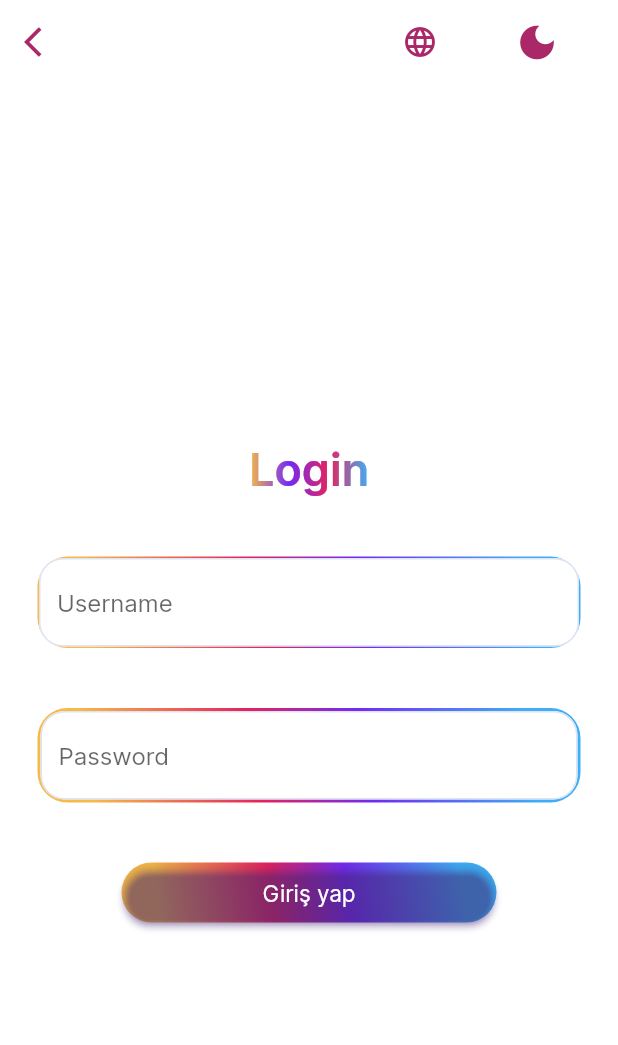
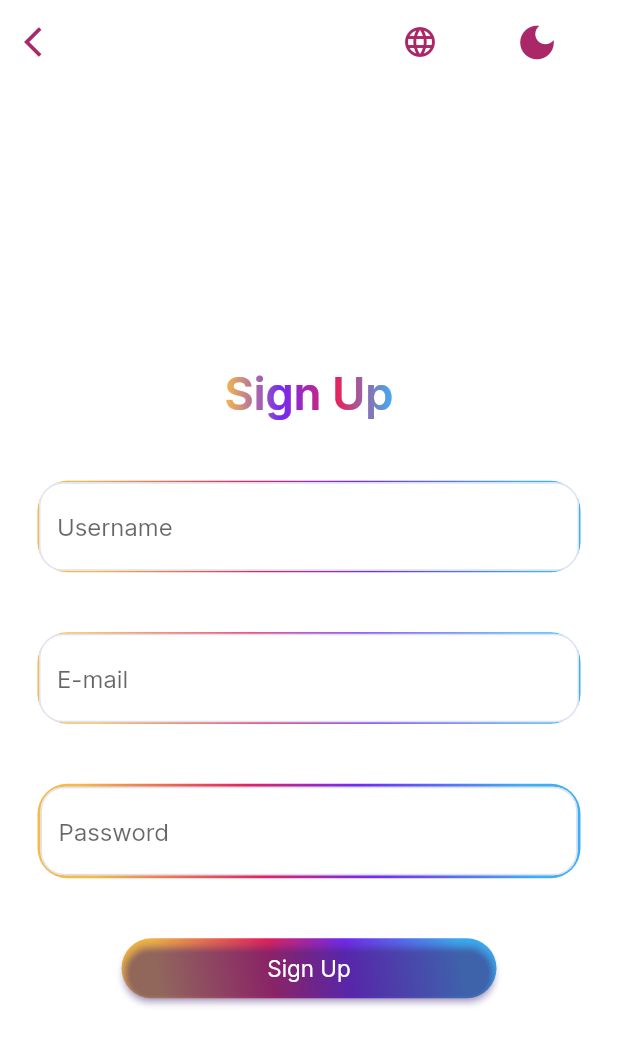
Before and after one commit to ayberkderingoz/ThrowAParty, a Flutter app: the screen it shows after launch, after a tap on "Start the course", on a phone screen of 412 x 824 dp. Shown: the top 1045 px of the screen. Run offline on Flutter 3.47's test engine with Material 2 defaults, Android fonts, the phone set to English and light mode, and no system bars; drawn by our look-alikes of simple_gradient_text; our stand-ins replace firebase_core, firebase_database, rive; accounts and stored records are empty.

Commit message:
signuplı agaa

```diff
--- a/throw_a_party/lib/screens/onboarding_screen.dart
+++ b/throw_a_party/lib/screens/onboarding_screen.dart
@@ -6,6 +6,7 @@
 
 import 'package:throw_a_party/components/animated_btn.dart';
 import 'package:throw_a_party/screens/login_screen.dart';
+import 'package:throw_a_party/screens/sign_up_screen.dart';
 
 class OnboardingScreen extends StatefulWidget {
   const OnboardingScreen({super.key});
@@ -89,7 +90,7 @@
                       Navigator.push(
                           context,
                           MaterialPageRoute(
-                              builder: (context) => LoginScreen()));
+                              builder: (context) => SignUpScreen()));
                     },
                   ),
                   const Padding(
--- /dev/null
+++ b/throw_a_party/lib/screens/sign_up_screen.dart
@@ -0,0 +1,227 @@
+import 'package:flutter/material.dart';
+import 'package:throw_a_party/screens/onboarding_screen.dart';
+import 'package:throw_a_party/constants.dart';
+import 'package:simple_gradient_text/simple_gradient_text.dart';
+
+class SignUpScreen extends StatelessWidget {
+  const SignUpScreen({super.key});
+  @override
+  Widget build(BuildContext context) {
+    return Scaffold(
+        appBar: AppBar(
+          elevation: 0,
+          backgroundColor: Colors.white,
+          iconTheme: IconThemeData(color: baskamavis),
+          leading: IconButton(
+            icon: Icon(Icons.arrow_back_ios, color: visnemsi),
+            onPressed: () => Navigator.push(context,
+                MaterialPageRoute(builder: (context) => OnboardingScreen())),
+          ),
+          actions: <Widget>[
+            Padding(
+                padding: EdgeInsets.only(right: 30.0),
+                child: IconButton(
+                  onPressed: () {},
+                  icon: Icon(Icons.language, color: visnemsi),
+                )),
+            Padding(
+                padding: EdgeInsets.only(right: 30.0),
+                child: IconButton(
+                  onPressed: () {
+                    Navigator.push(
+                        context,
+                        MaterialPageRoute(
+                            builder: (context) => OnboardingScreen()));
+                  },
+                  icon: Icon(Icons.dark_mode, color: visnemsi, size: 30),
+                ))
+          ],
+        ),
+        backgroundColor: Colors.white,
+        body: SafeArea(
+            child: Center(
+                child: Column(
+          mainAxisAlignment: MainAxisAlignment.center,
+          children: [
+            SizedBox(height: 30),
+            //sistem yöneticisi girişi
+            GradientText(
+              'Sign Up',
+              style: const TextStyle(
+                fontWeight: FontWeight.bold,
+                fontSize: 30,
+              ),
+              colors: const [
+                saris,
+                acikmorus,
+                pembis,
+                mavis,
+              ],
+            ),
+            SizedBox(height: 40),
+
+            //kullanıcı adı
+            Padding(
+                padding: const EdgeInsets.symmetric(horizontal: 25.0),
+                child: Container(
+                    decoration: BoxDecoration(
+                      gradient: const LinearGradient(
+                        begin: Alignment.topRight,
+                        end: Alignment.bottomLeft,
+                        stops: [
+                          0.1,
+                          0.4,
+                          0.6,
+                          0.9,
+                        ],
+                        colors: [
+                          mavis,
+                          acikmorus,
+                          pembis,
+                          saris,
+                        ],
+                      ),
+                      border: Border.all(color: const Color(0xBFAA00)),
+                      borderRadius: BorderRadius.circular(20),
+                    ),
+                    child: const Padding(
+                        padding:  EdgeInsets.symmetric(horizontal: 0.0),
+                        child: TextField(
+                          decoration: InputDecoration(
+                            border: InputBorder.none,
+                            hintText: 'Username',
+                          ),
+                        )))),
+            SizedBox(height: 40),
+//E-mail
+           Padding(
+                padding: const EdgeInsets.symmetric(horizontal: 25.0),
+                child: Container(
+                    decoration: BoxDecoration(
+                      gradient: const LinearGradient(
+                        begin: Alignment.topRight,
+                        end: Alignment.bottomLeft,
+                        stops: [
+                          0.1,
+                          0.4,
+                          0.6,
+                          0.9,
+                        ],
+                        colors: [
+                          mavis,
+                          acikmorus,
+                          pembis,
+                          saris,
+                        ],
+                      ),
+                      border: Border.all(color: const Color(0xBFAA00)),
+                      borderRadius: BorderRadius.circular(20),
+                    ),
+                    child: const Padding(
+                        padding:  EdgeInsets.symmetric(horizontal: 0.0),
+                        child: TextField(
+                          decoration: InputDecoration(
+                            border: InputBorder.none,
+                            hintText: 'E-mail',
+                          ),
+                        )))),
+            SizedBox(height: 40),
+            //şifre
+            Padding(
+                padding: const EdgeInsets.symmetric(horizontal: 25.0),
+                child: Container(
+                  decoration: BoxDecoration(
+                    gradient: const LinearGradient(
+                      begin: Alignment.topRight,
+                      end: Alignment.bottomLeft,
+                      stops: [
+                        0.1,
+                        0.4,
+                        0.6,
+                        0.9,
+                      ],
+                      colors: [
+                        mavis,
+                        acikmorus,
+                        pembis,
+                        saris,
+                      ],
+                    ),
+                    border: Border.all(color: Color(0XBFAA00)),
+                    borderRadius: BorderRadius.circular(20),
+                  ),
+                  child: Padding(
+                      padding: const EdgeInsets.symmetric(horizontal: 0.0),
+                      child: Container(
+                          decoration: BoxDecoration(
+                            gradient: const LinearGradient(
+                              begin: Alignment.topRight,
+                              end: Alignment.bottomLeft,
+                              stops: [
+                                0.1,
+                                0.4,
+                                0.6,
+                                0.9,
+                              ],
+                              colors: [
+                                mavis,
+                                acikmorus,
+                                pembis,
+                                saris,
+                              ],
+                            ),
+                            border: Border.all(color: Color(0XBFAA00)),
+                            borderRadius: BorderRadius.circular(20),
+                          ),
+                          child: const TextField(
+                            obscureText: true,
+                            decoration: InputDecoration(
+                              border: InputBorder.none,
+                              hintText: 'Password',
+                            ),
+                          ))),
+                )),
+           const  SizedBox(height: 40),
+
+            //kayıt ol butonu
+
+            Container(
+                width: 250,
+                height: 40,
+                decoration: BoxDecoration(
+                  gradient: const LinearGradient(
+                    begin: Alignment.topRight,
+                    end: Alignment.bottomLeft,
+                    stops: [
+                      0.1,
+                      0.4,
+                      0.6,
+                      0.9,
+                    ],
+                    colors: [
+                      mavis,
+                      acikmorus,
+                      pembis,
+                      saris,
+                    ],
+                  ),
+                  border: Border.all(color: Color(0xBFAA00)),
+                  borderRadius: BorderRadius.circular(20),
+                ),
+                child: ElevatedButton(
+                    onPressed: () {},
+                    child: Text('Sign Up',
+                        style: TextStyle(color: Colors.white, fontSize: 15)),
+                    style: ButtonStyle(
+                      backgroundColor:
+                          MaterialStateProperty.all<Color>(Colors.transparent),
+                      shadowColor:
+                          MaterialStateProperty.all<Color>(Colors.deepPurple),
+                      shape: MaterialStateProperty.all<RoundedRectangleBorder>(
+                          RoundedRectangleBorder(
+                              borderRadius: BorderRadius.circular(18.0))),
+                    )))
+          ],
+        ))));
+  }
+}
```
